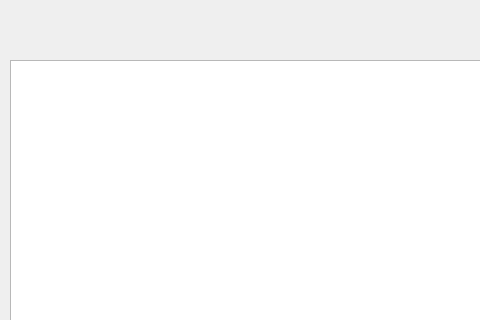
Above: main.ui from Milk-Gang123/task4 before the change; both pictures show x 0 to 480 and y 0 to 320 of the 1000 by 800 pixel window. Below: the same form after it.
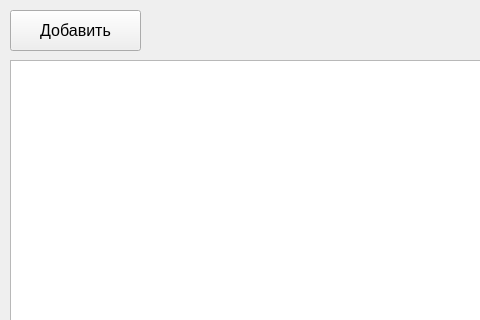
That is the form after the change.

Diff of the .ui file:
```diff
--- a/main.ui
+++ b/main.ui
@@ -24,6 +24,24 @@
      </rect>
     </property>
    </widget>
+   <widget class="QPushButton" name="pushButton">
+    <property name="geometry">
+     <rect>
+      <x>10</x>
+      <y>10</y>
+      <width>131</width>
+      <height>41</height>
+     </rect>
+    </property>
+    <property name="font">
+     <font>
+      <pointsize>12</pointsize>
+     </font>
+    </property>
+    <property name="text">
+     <string>Добавить</string>
+    </property>
+   </widget>
   </widget>
  </widget>
  <resources/>
```
